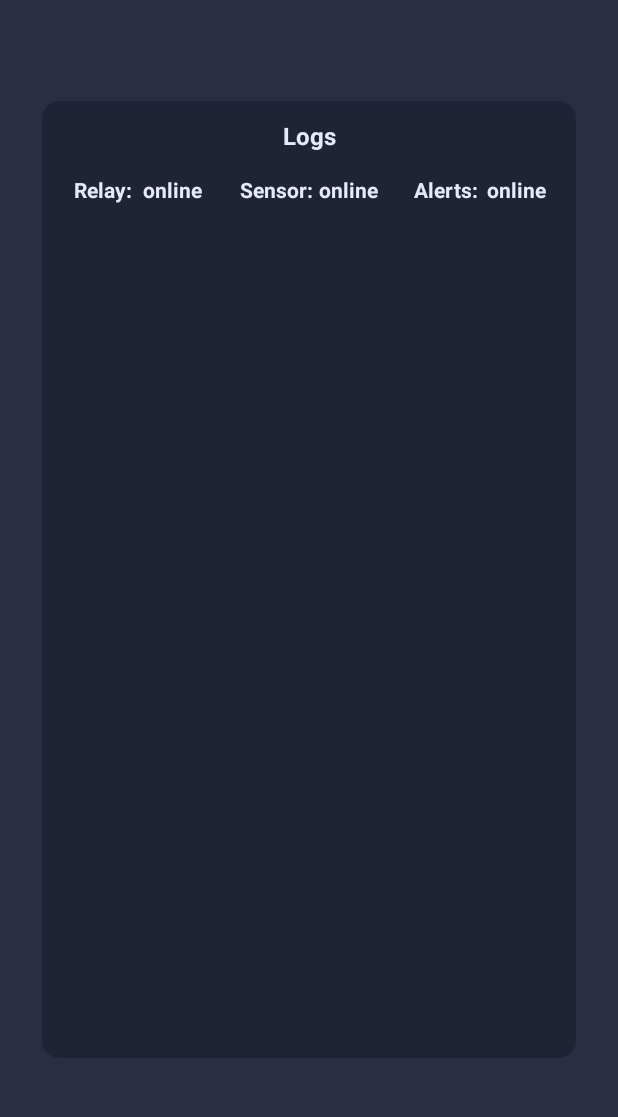
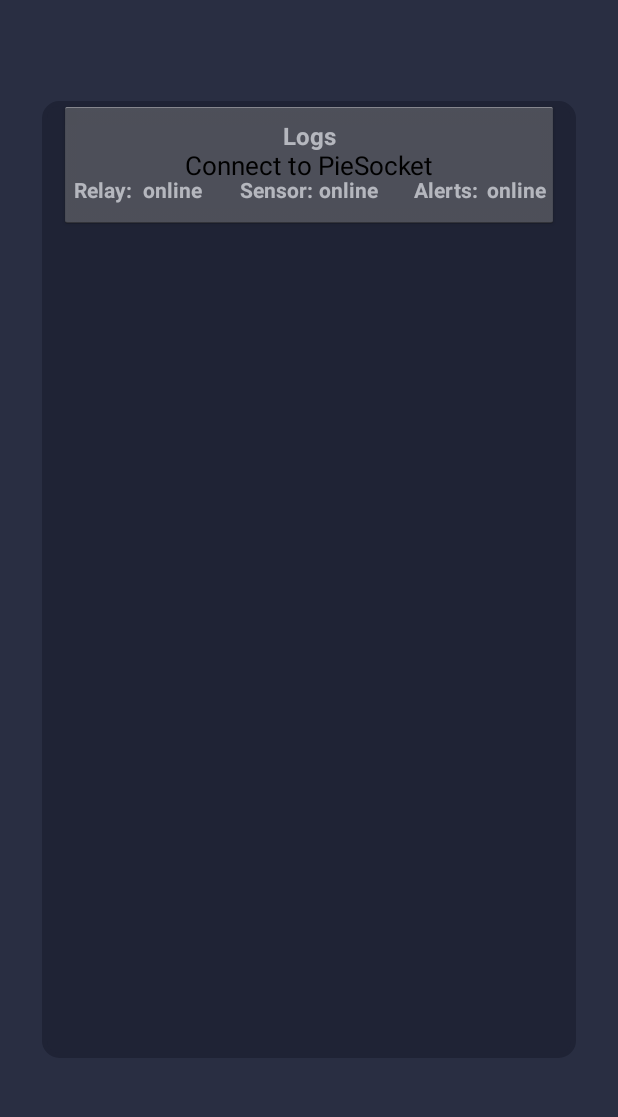
Before and after one commit to tobyck/crisis-lab-2024, an Android app built with Jetpack Compose: the layout activity_main.xml on its own in the app's theme, with its tools: preview values and no code run, on a phone screen of 412 x 824 dp, the part 89-1206 px from its top. Run offline under Robolectric (Android 15) with nearby library versions, the phone set to English and light mode, and no system bars.

Commit message:
Update android app to inlcude a websocket (doesn't work)

```diff
--- a/androidapp/Crisislab/app/build.gradle.kts
+++ b/androidapp/Crisislab/app/build.gradle.kts
@@ -1,6 +1,7 @@
 plugins {
     alias(libs.plugins.android.application)
     alias(libs.plugins.jetbrains.kotlin.android)
+    id ("kotlin-kapt")
 }
 
 android {
@@ -56,8 +57,11 @@ android {
 
 dependencies {
 
+    implementation(libs.androidx.appcompat)
+    implementation ("com.squareup.okhttp3:okhttp:4.2.1")
     val ktorVersion = "2.3.11"
     implementation("io.ktor:ktor-client-core:$ktorVersion")
+    implementation("org.java-websocket:Java-WebSocket:1.4.0")
     implementation("io.ktor:ktor-client-cio:$ktorVersion")
     implementation("io.ktor:ktor-client-android:$ktorVersion")
     implementation("io.ktor:ktor-client-websockets:$ktorVersion")
--- a/androidapp/Crisislab/app/src/main/res/layout/activity_main.xml
+++ b/androidapp/Crisislab/app/src/main/res/layout/activity_main.xml
@@ -190,6 +190,18 @@
                 android:layout_height="match_parent" />
         </ScrollView>
 
+        <Button
+            android:id="@+id/connect"
+            style="@android:style/Widget.Holo.Light.Button"
+            android:layout_width="333dp"
+            android:layout_height="85dp"
+            android:layout_centerInParent="true"
+            android:text="Connect to PieSocket"
+            android:textSize="17sp"
+            app:layout_constraintEnd_toEndOf="parent"
+            app:layout_constraintHorizontal_bias="0.5"
+            app:layout_constraintStart_toStartOf="parent"
+            tools:layout_editor_absoluteY="437dp" />
 
     </androidx.constraintlayout.widget.ConstraintLayout>
 
--- a/androidapp/Crisislab/app/src/main/res/values/strings.xml
+++ b/androidapp/Crisislab/app/src/main/res/values/strings.xml
@@ -1,4 +1,5 @@
 <resources>
     <string name="app_name">crisislab</string>
     <string name="height" />
+    <string name="server_url" translatable="false">ws://170.64.254.27:8443</string>
 </resources>
--- a/androidapp/Crisislab/gradle/libs.versions.toml
+++ b/androidapp/Crisislab/gradle/libs.versions.toml
@@ -1,5 +1,5 @@
 [versions]
-agp = "8.4.1"
+agp = "8.4.2"
 kotlin = "1.9.0"
 coreKtx = "1.13.1"
 junit = "4.13.2"
@@ -11,6 +11,7 @@ composeBom = "2023.08.00"
 constraintlayout = "2.1.4"
 recyclerview = "1.3.2"
 cardview = "1.0.0"
+appcompat = "1.7.0"
 
 [libraries]
 androidx-core-ktx = { group = "androidx.core", name = "core-ktx", version.ref = "coreKtx" }
@@ -30,6 +31,7 @@ androidx-material3 = { group = "androidx.compose.material3", name = "material3"
 androidx-constraintlayout = { group = "androidx.constraintlayout", name = "constraintlayout", version.ref = "constraintlayout" }
 androidx-recyclerview = { group = "androidx.recyclerview", name = "recyclerview", version.ref = "recyclerview" }
 androidx-cardview = { group = "androidx.cardview", name = "cardview", version.ref = "cardview" }
+androidx-appcompat = { group = "androidx.appcompat", name = "appcompat", version.ref = "appcompat" }
 
 [plugins]
 android-application = { id = "com.android.application", version.ref = "agp" }
```
Also changed, not shown: androidapp/Crisislab/app/src/main/java/com/example/crisislab/LogViewModel.kt (+10 -0 lines), androidapp/Crisislab/app/src/main/java/com/example/crisislab/MainActivity.kt (+20 -42 lines), androidapp/Crisislab/app/src/main/java/com/example/crisislab/WebSocketClient.kt (+19 -26 lines), androidapp/Crisislab/app/src/main/java/com/example/crisislab/WebSocketListener.kt (+57 -4 lines).
